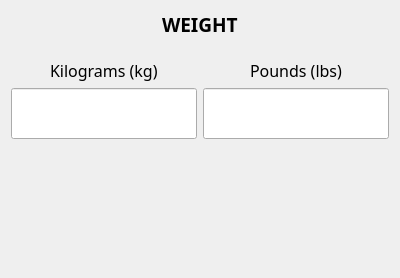
Before: the Qt Designer form weightwidget.ui in dimitris47/units, drawn with Qt 5.
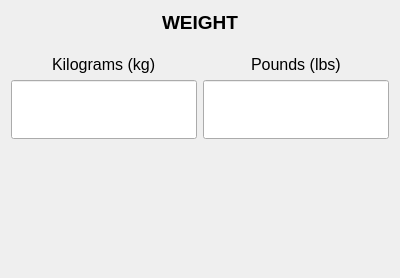
After: the same form once the commit is applied.

Patch:
```diff
--- a/weightwidget.ui
+++ b/weightwidget.ui
@@ -24,8 +24,10 @@
      </property>
      <property name="font">
       <font>
-       <family>Fira Sans</family>
+       <family>Segoe UI</family>
        <pointsize>12</pointsize>
+       <weight>50</weight>
+       <bold>false</bold>
       </font>
      </property>
      <property name="toolTip">
@@ -46,8 +48,10 @@
     <widget class="QLabel" name="kglabel">
      <property name="font">
       <font>
-       <family>Fira Sans</family>
+       <family>Segoe UI</family>
        <pointsize>12</pointsize>
+       <weight>50</weight>
+       <bold>false</bold>
       </font>
      </property>
      <property name="text">
@@ -59,7 +63,7 @@
     <widget class="QLabel" name="label">
      <property name="font">
       <font>
-       <family>Fira Sans</family>
+       <family>Segoe UI</family>
        <pointsize>14</pointsize>
        <weight>75</weight>
        <bold>true</bold>
@@ -80,8 +84,10 @@
      </property>
      <property name="font">
       <font>
-       <family>Fira Sans</family>
+       <family>Segoe UI</family>
        <pointsize>12</pointsize>
+       <weight>50</weight>
+       <bold>false</bold>
       </font>
      </property>
      <property name="toolTip">
@@ -118,8 +124,10 @@
     <widget class="QLabel" name="lbslabel">
      <property name="font">
       <font>
-       <family>Fira Sans</family>
+       <family>Segoe UI</family>
        <pointsize>12</pointsize>
+       <weight>50</weight>
+       <bold>false</bold>
       </font>
      </property>
      <property name="text">
```
